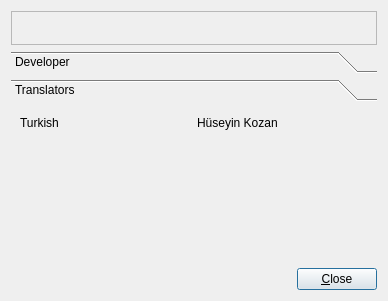
This is ui/aboutdialog.ui in huseyinkozan/PiSiDo as Qt 5 draws it before an edit. The edited form follows.
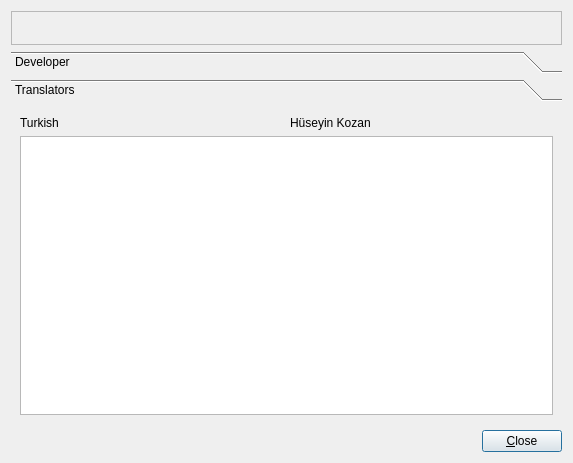
This is the edited form. The open tabs and pages were chosen to show the change.

Commit message: DirectoryModel is worinking (on AboutDialog).

Patch:
```diff
--- a/ui/aboutdialog.ui
+++ b/ui/aboutdialog.ui
@@ -6,8 +6,8 @@
    <rect>
     <x>0</x>
     <y>0</y>
-    <width>388</width>
-    <height>301</height>
+    <width>573</width>
+    <height>463</height>
    </rect>
   </property>
   <property name="windowTitle">
@@ -106,46 +106,40 @@
        <rect>
         <x>0</x>
         <y>0</y>
-        <width>356</width>
-        <height>38</height>
+        <width>555</width>
+        <height>310</height>
        </rect>
       </property>
       <attribute name="label">
        <string>Translators</string>
       </attribute>
-      <layout class="QGridLayout" name="gridLayout">
-       <item row="0" column="0">
+      <layout class="QVBoxLayout" name="verticalLayout">
+       <item>
+        <layout class="QHBoxLayout" name="horizontalLayout_2">
+         <item>
         <widget class="QLabel" name="label">
          <property name="text">
           <string>Turkish</string>
          </property>
         </widget>
        </item>
-       <item row="0" column="1">
+         <item>
         <widget class="QLabel" name="label_2">
          <property name="text">
           <string>Hüseyin Kozan &lt;posta@huseyinkozan.com.tr&gt;</string>
          </property>
         </widget>
        </item>
-       <item row="1" column="1">
-        <spacer name="verticalSpacer_2">
-         <property name="orientation">
-          <enum>Qt::Vertical</enum>
-         </property>
-         <property name="sizeHint" stdset="0">
-          <size>
-           <width>20</width>
-           <height>40</height>
-          </size>
-         </property>
-        </spacer>
+        </layout>
        </item>
+       <item>
+        <widget class="QTreeView" name="treeView_test"/>
+       </item>
       </layout>
      </widget>
     </widget>
    </item>
-   <item row="2" column="0">
+   <item row="3" column="0">
     <layout class="QHBoxLayout" name="horizontalLayout">
      <item>
       <spacer name="horizontalSpacer">
```
Left out of the diff: 6 changed lines with no effect on the pictures. Lines whose indentation alone changed are shown as unchanged. The commit also changes 2 other files.
